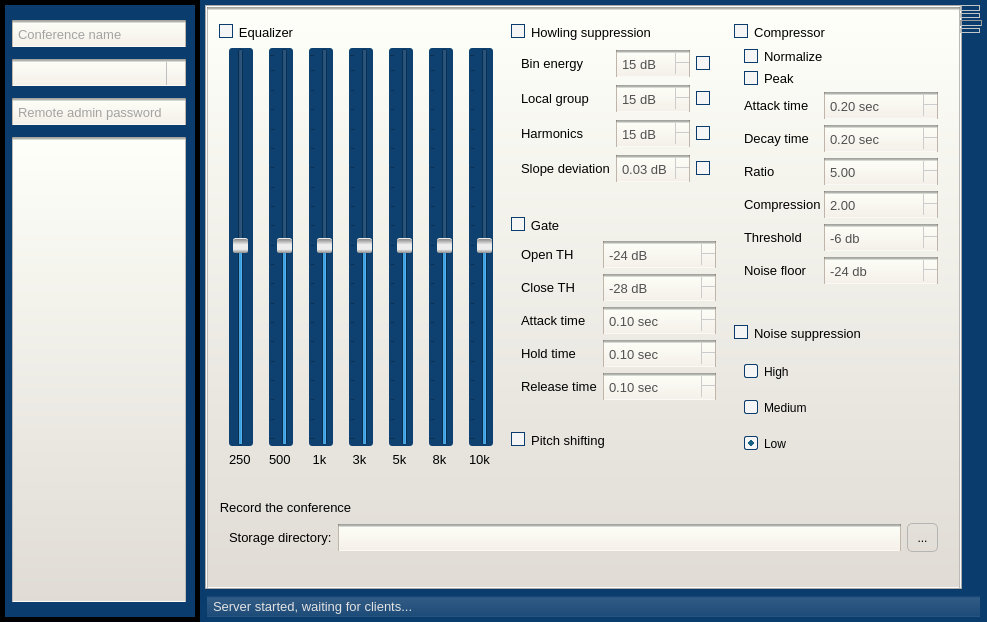
Qt form ServerGui/main_window.ui (akru/conference-speaker-server) before a commit.
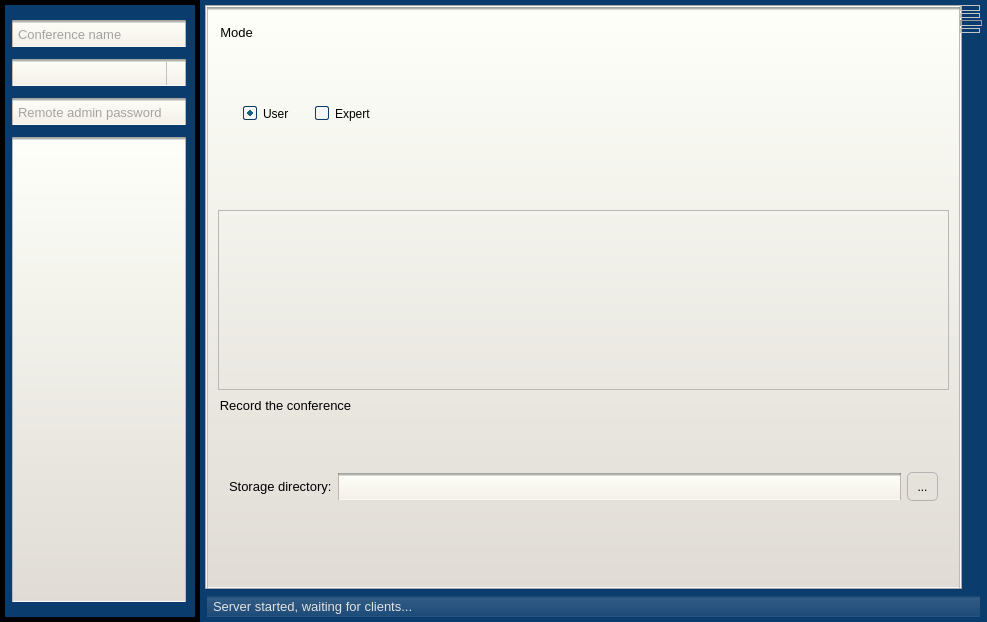
The same form after that commit. The open tabs and pages were chosen to show the change. Icons and pictures are not drawn.

Commit message: Expert/User sound filter settings mode

```diff
--- a/ServerGui/main_window.ui
+++ b/ServerGui/main_window.ui
@@ -1079,7 +1079,7 @@
           <property name="topMargin">
            <number>16</number>
           </property>
-          <item row="7" column="0" colspan="3">
+          <item row="2" column="0" colspan="2">
            <widget class="QGroupBox" name="groupBox_3">
             <property name="title">
              <string>Record the conference</string>
@@ -1112,769 +1112,84 @@
             </layout>
            </widget>
           </item>
-          <item row="1" column="2" rowspan="3">
-           <widget class="QGroupBox" name="compressorBox">
+          <item row="0" column="0" colspan="2">
+           <widget class="QGroupBox" name="groupBox">
+            <property name="maximumSize">
+             <size>
+              <width>16777215</width>
+              <height>16777215</height>
+             </size>
+            </property>
             <property name="title">
-             <string>Compressor</string>
+             <string>Mode</string>
             </property>
-            <property name="checkable">
-             <bool>true</bool>
-            </property>
-            <layout class="QFormLayout" name="formLayout_3">
-             <property name="horizontalSpacing">
-              <number>3</number>
+            <layout class="QHBoxLayout" name="horizontalLayout_5">
+             <property name="spacing">
+              <number>25</number>
              </property>
-             <property name="verticalSpacing">
-              <number>6</number>
+             <property name="leftMargin">
+              <number>25</number>
              </property>
-             <item row="0" column="0" colspan="2">
-              <widget class="QCheckBox" name="normalizeCheckBox">
+             <property name="rightMargin">
+              <number>25</number>
+             </property>
+             <item>
+              <widget class="QRadioButton" name="rbUserMode">
                <property name="text">
-                <string>Normalize</string>
+                <string>User</string>
                </property>
                <property name="checked">
                 <bool>true</bool>
                </property>
-               <property name="tristate">
-                <bool>false</bool>
-               </property>
               </widget>
              </item>
-             <item row="4" column="0">
-              <widget class="QLabel" name="label_19">
+             <item>
+              <widget class="QRadioButton" name="rbExpertMode">
                <property name="text">
-                <string>Attack time</string>
+                <string>Expert</string>
                </property>
               </widget>
              </item>
-             <item row="4" column="1">
-              <widget class="QDoubleSpinBox" name="cAttackSpinBox">
-               <property name="suffix">
-                <string> sec</string>
+             <item>
+              <spacer name="horizontalSpacer_3">
+               <property name="orientation">
+                <enum>Qt::Horizontal</enum>
                </property>
-               <property name="decimals">
-                <number>2</number>
+               <property name="sizeHint" stdset="0">
+                <size>
+                 <width>40</width>
+                 <height>20</height>
+                </size>
                </property>
-               <property name="maximum">
-                <double>10.000000000000000</double>
-               </property>
-               <property name="singleStep">
-                <double>0.050000000000000</double>
-               </property>
-               <property name="value">
-                <double>0.200000000000000</double>
-               </property>
-              </widget>
+              </spacer>
              </item>
-             <item row="5" column="1">
-              <widget class="QDoubleSpinBox" name="cDecaySpinBox">
-               <property name="suffix">
-                <string> sec</string>
-               </property>
-               <property name="maximum">
-                <double>10.000000000000000</double>
-               </property>
-               <property name="singleStep">
-                <double>0.050000000000000</double>
-               </property>
-               <property name="value">
-                <double>0.200000000000000</double>
-               </property>
-              </widget>
-             </item>
-             <item row="5" column="0">
-              <widget class="QLabel" name="label_20">
-               <property name="text">
-                <string>Decay time</string>
-               </property>
-              </widget>
-             </item>
-             <item row="6" column="1">
-              <widget class="QDoubleSpinBox" name="cRatioSpinBox">
-               <property name="minimum">
-                <double>1.000000000000000</double>
-               </property>
-               <property name="maximum">
-                <double>100.000000000000000</double>
-               </property>
-               <property name="singleStep">
-                <double>0.500000000000000</double>
-               </property>
-               <property name="value">
-                <double>5.000000000000000</double>
-               </property>
-              </widget>
-             </item>
-             <item row="6" column="0">
-              <widget class="QLabel" name="label_22">
-               <property name="text">
-                <string>Ratio</string>
-               </property>
-              </widget>
-             </item>
-             <item row="7" column="0">
-              <widget class="QLabel" name="label_21">
-               <property name="text">
-                <string>Compression</string>
-               </property>
-              </widget>
-             </item>
-             <item row="7" column="1">
-              <widget class="QDoubleSpinBox" name="cCompressionSpinBox">
-               <property name="singleStep">
-                <double>0.500000000000000</double>
-               </property>
-               <property name="value">
-                <double>2.000000000000000</double>
-               </property>
-              </widget>
-             </item>
-             <item row="8" column="1">
-              <widget class="QDoubleSpinBox" name="cThresholdSpinBox">
-               <property name="suffix">
-                <string> db</string>
-               </property>
-               <property name="decimals">
-                <number>0</number>
-               </property>
-               <property name="minimum">
-                <double>-80.000000000000000</double>
-               </property>
-               <property name="maximum">
-                <double>0.000000000000000</double>
-               </property>
-               <property name="value">
-                <double>-6.000000000000000</double>
-               </property>
-              </widget>
-             </item>
-             <item row="8" column="0">
-              <widget class="QLabel" name="label_23">
-               <property name="text">
-                <string>Threshold</string>
-               </property>
-              </widget>
-             </item>
-             <item row="9" column="0">
-              <widget class="QLabel" name="label_24">
-               <property name="text">
-                <string>Noise floor</string>
-               </property>
-              </widget>
-             </item>
-             <item row="9" column="1">
-              <widget class="QDoubleSpinBox" name="cNoiseSpinBox">
-               <property name="suffix">
-                <string> db</string>
-               </property>
-               <property name="decimals">
-                <number>0</number>
-               </property>
-               <property name="minimum">
-                <double>-80.000000000000000</double>
-               </property>
-               <property name="maximum">
-                <double>0.000000000000000</double>
-               </property>
-               <property name="value">
-                <double>-24.000000000000000</double>
-               </property>
-              </widget>
-             </item>
-             <item row="1" column="0" colspan="2">
-              <widget class="QCheckBox" name="peakCheckBox">
-               <property name="text">
-                <string>Peak</string>
-               </property>
-              </widget>
-             </item>
             </layout>
            </widget>
           </item>
-          <item row="3" column="1" rowspan="2">
-           <widget class="QGroupBox" name="gateBox">
-            <property name="title">
-             <string>Gate</string>
+          <item row="1" column="0" colspan="2">
+           <widget class="QFrame" name="soundProps">
+            <property name="frameShape">
+             <enum>QFrame::StyledPanel</enum>
             </property>
-            <property name="checkable">
-             <bool>true</bool>
-            </property>
-            <layout class="QFormLayout" name="formLayout_2">
-             <item row="0" column="1">
-              <widget class="QDoubleSpinBox" name="raiseSpinBox">
-               <property name="suffix">
-                <string> dB</string>
-               </property>
-               <property name="decimals">
-                <number>0</number>
-               </property>
-               <property name="minimum">
-                <double>-80.000000000000000</double>
-               </property>
-               <property name="maximum">
-                <double>0.000000000000000</double>
-               </property>
-               <property name="value">
-                <double>-24.000000000000000</double>
-               </property>
-              </widget>
-             </item>
-             <item row="0" column="0">
-              <widget class="QLabel" name="label_7">
-               <property name="text">
-                <string>Open TH</string>
-               </property>
-              </widget>
-             </item>
-             <item row="1" column="1">
-              <widget class="QDoubleSpinBox" name="fallSpinBox">
-               <property name="suffix">
-                <string> dB</string>
-               </property>
-               <property name="decimals">
-                <number>0</number>
-               </property>
-               <property name="minimum">
-                <double>-80.000000000000000</double>
-               </property>
-               <property name="maximum">
-                <double>0.000000000000000</double>
-               </property>
-               <property name="value">
-                <double>-28.000000000000000</double>
-               </property>
-              </widget>
-             </item>
-             <item row="2" column="1">
-              <widget class="QDoubleSpinBox" name="attackSpinBox">
-               <property name="suffix">
-                <string> sec</string>
-               </property>
-               <property name="minimum">
-                <double>0.000000000000000</double>
-               </property>
-               <property name="maximum">
-                <double>10.000000000000000</double>
-               </property>
-               <property name="singleStep">
-                <double>0.010000000000000</double>
-               </property>
-               <property name="value">
-                <double>0.100000000000000</double>
-               </property>
-              </widget>
-             </item>
-             <item row="3" column="1">
-              <widget class="QDoubleSpinBox" name="holdSpinBox">
-               <property name="suffix">
-                <string> sec</string>
-               </property>
-               <property name="decimals">
-                <number>2</number>
-               </property>
-               <property name="minimum">
-                <double>0.000000000000000</double>
-               </property>
-               <property name="maximum">
-                <double>10.000000000000000</double>
-               </property>
-               <property name="singleStep">
-                <double>0.010000000000000</double>
-               </property>
-               <property name="value">
-                <double>0.100000000000000</double>
-               </property>
-              </widget>
-             </item>
-             <item row="4" column="1">
-              <widget class="QDoubleSpinBox" name="releaseSpinBox">
-               <property name="suffix">
-                <string> sec</string>
-               </property>
-               <property name="minimum">
-                <double>0.000000000000000</double>
-               </property>
-               <property name="maximum">
-                <double>9.000000000000000</double>
-               </property>
-               <property name="singleStep">
-                <double>0.010000000000000</double>
-               </property>
-               <property name="value">
-                <double>0.100000000000000</double>
-               </property>
-              </widget>
-             </item>
-             <item row="1" column="0">
-              <widget class="QLabel" name="label_15">
-               <property name="text">
-                <string>Close TH</string>
-               </property>
-              </widget>
-             </item>
-             <item row="2" column="0">
-              <widget class="QLabel" name="label_16">
-               <property name="text">
-                <string>Attack time</string>
-               </property>
-              </widget>
-             </item>
-             <item row="3" column="0">
-              <widget class="QLabel" name="label_17">
-               <property name="text">
-                <string>Hold time</string>
-               </property>
-              </widget>
-             </item>
-             <item row="4" column="0">
-              <widget class="QLabel" name="label_18">
-               <property name="text">
-                <string>Release time</string>
-               </property>
-              </widget>
-             </item>
-            </layout>
-           </widget>
-          </item>
-          <item row="1" column="1" rowspan="2">
-           <widget class="QGroupBox" name="hsBox">
-            <property name="title">
-             <string>Howling suppression</string>
-            </property>
-            <property name="checkable">
-             <bool>true</bool>
-            </property>
-            <property name="checked">
-             <bool>true</bool>
+            <property name="frameShadow">
+             <enum>QFrame::Raised</enum>
             </property>
             <layout class="QGridLayout" name="gridLayout_2">
-             <property name="spacing">
-              <number>6</number>
+             <property name="leftMargin">
+              <number>0</number>
              </property>
-             <item row="7" column="1">
-              <widget class="QDoubleSpinBox" name="ismdSpin">
-               <property name="minimumSize">
-                <size>
-                 <width>0</width>
-                 <height>0</height>
-                </size>
-               </property>
-               <property name="prefix">
-                <string/>
-               </property>
-               <property name="suffix">
-                <string> dB</string>
-               </property>
-               <property name="decimals">
-                <number>2</number>
-               </property>
-               <property name="minimum">
-                <double>0.010000000000000</double>
-               </property>
-               <property name="maximum">
-                <double>1.000000000000000</double>
-               </property>
-               <property name="singleStep">
-                <double>0.010000000000000</double>
-               </property>
-               <property name="value">
-                <double>0.030000000000000</double>
-               </property>
-              </widget>
-             </item>
-             <item row="0" column="2">
-              <widget class="QCheckBox" name="paprEnabled">
-               <property name="text">
-                <string/>
-               </property>
-               <property name="checked">
-                <bool>true</bool>
-               </property>
-              </widget>
-             </item>
-             <item row="7" column="0">
-              <widget class="QLabel" name="label_4">
-               <property name="text">
-                <string>Slope deviation</string>
-               </property>
-              </widget>
-             </item>
-             <item row="3" column="1">
-              <widget class="QDoubleSpinBox" name="pnprSpin">
-               <property name="minimumSize">
-                <size>
-                 <width>0</width>
-                 <height>0</height>
-                </size>
-               </property>
-               <property name="prefix">
-                <string/>
-               </property>
-               <property name="suffix">
-                <string> dB</string>
-               </property>
-               <property name="decimals">
-                <number>0</number>
-               </property>
-               <property name="value">
-                <double>15.000000000000000</double>
-               </property>
-              </widget>
-             </item>
-             <item row="0" column="1">
-              <widget class="QDoubleSpinBox" name="paprSpin">
-               <property name="minimumSize">
-                <size>
-                 <width>0</width>
-                 <height>0</height>
-                </size>
-               </property>
-               <property name="prefix">
-                <string/>
-               </property>
-               <property name="suffix">
-                <string> dB</string>
-               </property>
-               <property name="decimals">
-                <number>0</number>
-               </property>
-               <property name="value">
-                <double>15.000000000000000</double>
-               </property>
-              </widget>
-             </item>
-             <item row="0" column="0">
-              <widget class="QLabel" name="label">
-               <property name="text">
-                <string>Bin energy</string>
-               </property>
-              </widget>
-             </item>
-             <item row="7" column="2">
-              <widget class="QCheckBox" name="ismdEnabled">
-               <property name="text">
-                <string/>
-               </property>
-               <property name="checked">
-                <bool>true</bool>
-               </property>
-              </widget>
-             </item>
-             <item row="3" column="0">
-              <widget class="QLabel" name="label_3">
-               <property name="text">
-                <string>Local group</string>
-               </property>
-              </widget>
-             </item>
-             <item row="5" column="1">
-              <widget class="QDoubleSpinBox" name="phprSpin">
-               <property name="minimumSize">
-                <size>
-                 <width>0</width>
-                 <height>0</height>
-                </size>
-               </property>
-               <property name="prefix">
-                <string/>
-               </property>
-               <property name="suffix">
-                <string> dB</string>
-               </property>
-               <property name="decimals">
-                <number>0</number>
-               </property>
-               <property name="value">
-                <double>15.000000000000000</double>
-               </property>
-              </widget>
-             </item>
-             <item row="5" column="0">
-              <widget class="QLabel" name="label_2">
-               <property name="text">
-                <string>Harmonics</string>
-               </property>
-              </widget>
-             </item>
-             <item row="3" column="2">
-              <widget class="QCheckBox" name="pnprEnabled">
-               <property name="text">
-                <string/>
-               </property>
-               <property name="checked">
-                <bool>true</bool>
-               </property>
-              </widget>
-             </item>
-             <item row="5" column="2">
-              <widget class="QCheckBox" name="phprEnabled">
-               <property name="text">
-                <string/>
-               </property>
-               <property name="checked">
-                <bool>true</bool>
-               </property>
-              </widget>
-             </item>
-            </layout>
-            <zorder>ismdSpin</zorder>
-            <zorder>paprSpin</zorder>
-            <zorder>label</zorder>
-            <zorder>paprEnabled</zorder>
-            <zorder>label_4</zorder>
-            <zorder>ismdEnabled</zorder>
-            <zorder>label_2</zorder>
-            <zorder>label_3</zorder>
-            <zorder>phprSpin</zorder>
-            <zorder>pnprSpin</zorder>
-            <zorder>pnprEnabled</zorder>
-            <zorder>phprEnabled</zorder>
-           </widget>
-          </item>
-          <item row="5" column="1">
-           <widget class="QGroupBox" name="psBox">
-            <property name="styleSheet">
-             <string notr="true">padding: 0;
-</string>
-            </property>
-            <property name="title">
-             <string>Pitch shifting</string>
-            </property>
-            <property name="flat">
-             <bool>false</bool>
-            </property>
-            <property name="checkable">
-             <bool>true</bool>
-            </property>
-            <property name="checked">
-             <bool>true</bool>
-            </property>
-           </widget>
-          </item>
-          <item row="4" column="2" rowspan="2">
-           <widget class="QGroupBox" name="nsBox">
-            <property name="title">
-             <string>Noise suppression</string>
-            </property>
-            <property name="checkable">
-             <bool>true</bool>
-            </property>
-            <property name="checked">
-             <bool>true</bool>
-            </property>
-            <layout class="QVBoxLayout" name="verticalLayout_5">
-             <property name="spacing">
-              <number>6</number>
+             <property name="topMargin">
+              <number>0</number>
              </property>
-             <item>
-              <widget class="QRadioButton" name="highRadioButton">
-               <property name="text">
-                <string>High</string>
-               </property>
-               <property name="checkable">
-                <bool>true</bool>
-               </property>
-               <property name="checked">
-                <bool>false</bool>
-               </property>
-               <property name="autoRepeat">
-                <bool>false</bool>
-               </property>
-              </widget>
-             </item>
-             <item>
-              <widget class="QRadioButton" name="mediumRadioButton">
-               <property name="text">
-                <string>Medium</string>
-               </property>
-              </widget>
-             </item>
-             <item>
-              <widget class="QRadioButton" name="lowRadioButton">
-               <property name="text">
-                <string>Low</string>
-               </property>
-               <property name="checked">
-                <bool>true</bool>
-               </property>
-               <property name="autoExclusive">
-                <bool>true</bool>
-               </property>
-              </widget>
-             </item>
-            </layout>
-           </widget>
-          </item>
-          <item row="1" column="0" rowspan="5">
-           <widget class="QGroupBox" name="eqBox">
-            <property name="title">
-             <string>Equalizer</string>
-            </property>
-            <property name="checkable">
-             <bool>true</bool>
-            </property>
-            <property name="checked">
-             <bool>true</bool>
-            </property>
-            <layout class="QGridLayout" name="gridLayout_3">
-             <property name="horizontalSpacing">
-              <number>16</number>
+             <property name="rightMargin">
+              <number>0</number>
              </property>
-             <item row="1" column="4">
-              <widget class="QLabel" name="label_12">
-               <property name="text">
-                <string> 5k</string>
-               </property>
-              </widget>
-             </item>
-             <item row="0" column="5">
-              <widget class="QSlider" name="verticalSlider_6">
-               <property name="value">
-                <number>50</number>
-               </property>
-               <property name="orientation">
-                <enum>Qt::Vertical</enum>
-               </property>
-               <property name="tickPosition">
-                <enum>QSlider::TicksAbove</enum>
-               </property>
-               <property name="tickInterval">
-                <number>5</number>
-               </property>
-              </widget>
-             </item>
-             <item row="1" column="3">
-              <widget class="QLabel" name="label_11">
-               <property name="text">
-                <string> 3k</string>
-               </property>
-              </widget>
-             </item>
-             <item row="1" column="2">
-              <widget class="QLabel" name="label_10">
-               <property name="text">
-                <string> 1k</string>
-               </property>
-              </widget>
-             </item>
-             <item row="1" column="6">
-              <widget class="QLabel" name="label_14">
-               <property name="text">
-                <string>10k</string>
-               </property>
-              </widget>
-             </item>
-             <item row="0" column="4">
-              <widget class="QSlider" name="verticalSlider_5">
-               <property name="value">
-                <number>50</number>
-               </property>
-               <property name="orientation">
-                <enum>Qt::Vertical</enum>
-               </property>
-               <property name="tickPosition">
-                <enum>QSlider::TicksAbove</enum>
-               </property>
-               <property name="tickInterval">
-                <number>5</number>
-               </property>
-              </widget>
-             </item>
-             <item row="0" column="2">
-              <widget class="QSlider" name="verticalSlider_3">
-               <property name="value">
-                <number>50</number>
-               </property>
-               <property name="orientation">
-                <enum>Qt::Vertical</enum>
-               </property>
-               <property name="tickPosition">
-                <enum>QSlider::TicksAbove</enum>
-               </property>
-               <property name="tickInterval">
-                <number>5</number>
-               </property>
-              </widget>
-             </item>
-             <item row="1" column="5">
-              <widget class="QLabel" name="label_13">
-               <property name="text">
-                <string> 8k</string>
-               </property>
-              </widget>
-             </item>
-             <item row="0" column="6">
-              <widget class="QSlider" name="verticalSlider_7">
-               <property name="value">
-                <number>50</number>
-               </property>
-               <property name="orientation">
-                <enum>Qt::Vertical</enum>
-               </property>
-               <property name="tickPosition">
-                <enum>QSlider::TicksAbove</enum>
-               </property>
-               <property name="tickInterval">
-                <number>5</number>
-               </property>
-              </widget>
-             </item>
-             <item row="0" column="3">
-              <widget class="QSlider" name="verticalSlider_4">
-               <property name="value">
-                <number>50</number>
-               </property>
-               <property name="orientation">
-                <enum>Qt::Vertical</enum>
-               </property>
-               <property name="tickPosition">
-                <enum>QSlider::TicksAbove</enum>
-               </property>
-               <property name="tickInterval">
-                <number>5</number>
-               </property>
-              </widget>
-             </item>
-             <item row="0" column="1">
-              <widget class="QSlider" name="verticalSlider_2">
-               <property name="value">
-                <number>50</number>
-               </property>
-               <property name="orientation">
-                <enum>Qt::Vertical</enum>
-               </property>
-               <property name="tickPosition">
-                <enum>QSlider::TicksAbove</enum>
-               </property>
-               <property name="tickInterval">
-                <number>5</number>
-               </property>
-              </widget>
-             </item>
-             <item row="0" column="0">
-              <widget class="QSlider" name="verticalSlider">
-               <property name="value">
-                <number>50</number>
-               </property>
-               <property name="orientation">
-                <enum>Qt::Vertical</enum>
-               </property>
-              </widget>
-             </item>
-             <item row="1" column="0">
-              <widget class="QLabel" name="label_8">
-               <property name="text">
-                <string>250</string>
-               </property>
-              </widget>
-             </item>
-             <item row="1" column="1">
-              <widget class="QLabel" name="label_34">
-               <property name="text">
-                <string>500</string>
-               </property>
-              </widget>
-             </item>
+             <property name="bottomMargin">
+              <number>0</number>
+             </property>
+             <property name="spacing">
+              <number>0</number>
+             </property>
             </layout>
            </widget>
           </item>
```
The commit also changes 6 other files.
